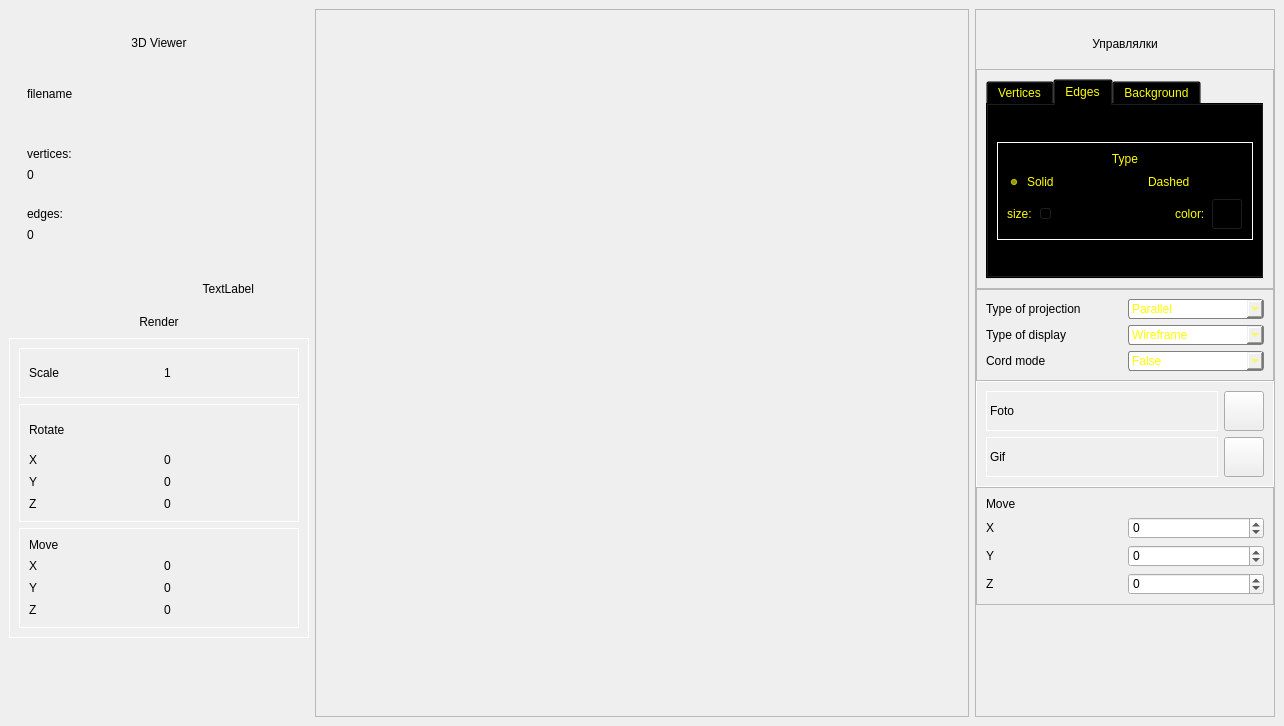
Old version of the form src/View/mainwindow.ui in the repository klotzgal/3DViewer_v2.1.
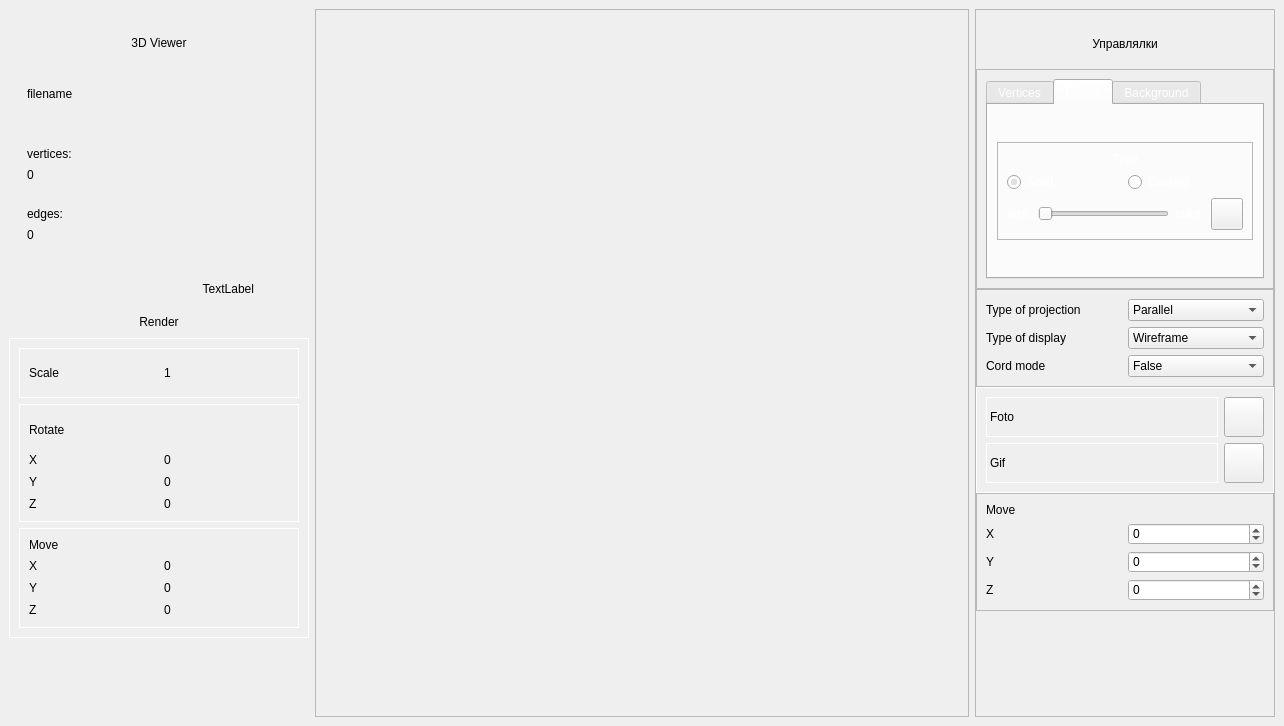
New version of the form. The open tabs and pages were chosen to show the change. Custom widgets are drawn as their Qt base class.

The edit to the form file:
```diff
--- a/src/View/mainwindow.ui
+++ b/src/View/mainwindow.ui
@@ -792,8 +792,7 @@
                </size>
               </property>
               <property name="styleSheet">
-               <string notr="true">background: transparent;
-color: rgb(255, 255, 0);</string>
+               <string notr="true">color: rgb(255, 255, 255);</string>
               </property>
               <property name="currentIndex">
                <number>2</number>
@@ -952,11 +951,6 @@
                 </item>
                 <item>
                  <widget class="QFrame" name="edges_style_frame">
-                  <property name="styleSheet">
-                   <string notr="true">QFrame#edges_style_frame {
-	border: 1px solid rgb(255, 255, 255);
-}</string>
-                  </property>
                   <property name="frameShape">
                    <enum>QFrame::StyledPanel</enum>
                   </property>
@@ -1202,13 +1196,7 @@
               <item>
                <widget class="QComboBox" name="projection_type">
                 <property name="styleSheet">
-                 <string notr="true">QComboBox {
-	color: rgb(255, 255, 0);
-    border: 1px solid gray;
-    border-radius: 3px;
-    padding: 1px 18px 1px 3px;
-    min-width: 6em;
-}</string>
+                 <string notr="true"/>
                 </property>
                 <item>
                  <property name="text">
@@ -1235,15 +1223,6 @@
               </item>
               <item>
                <widget class="QComboBox" name="display_type">
-                <property name="styleSheet">
-                 <string notr="true">QComboBox {
-	color: rgb(255, 255, 0);
-    border: 1px solid gray;
-    border-radius: 3px;
-    padding: 1px 18px 1px 3px;
-    min-width: 6em;
-}</string>
-                </property>
                 <item>
                  <property name="text">
                   <string>Wireframe</string>
@@ -1274,15 +1253,6 @@
               </item>
               <item>
                <widget class="QComboBox" name="cord_mode">
-                <property name="styleSheet">
-                 <string notr="true">QComboBox {
-	color: rgb(255, 255, 0);
-    border: 1px solid gray;
-    border-radius: 3px;
-    padding: 1px 18px 1px 3px;
-    min-width: 6em;
-}</string>
-                </property>
                 <item>
                  <property name="text">
                   <string>False</string>
```
Left out of the diff: 9 changed lines with no effect on the pictures.
